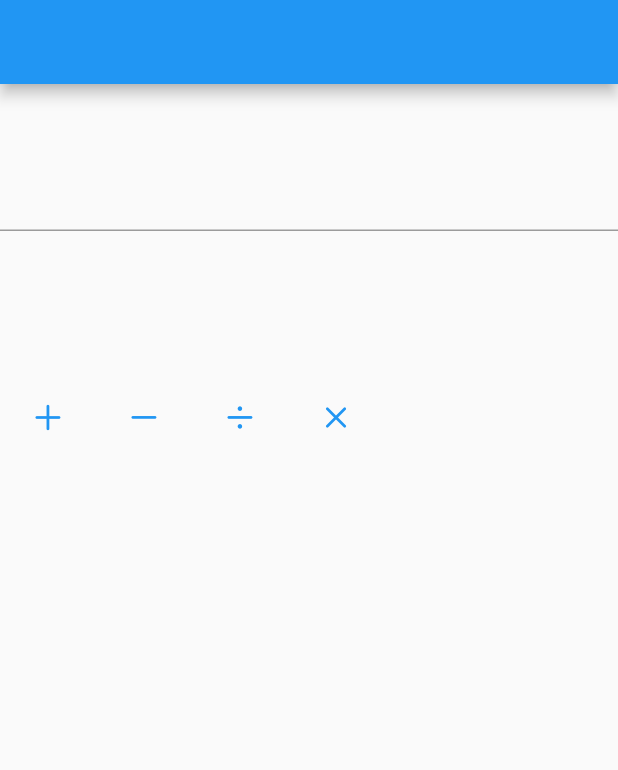
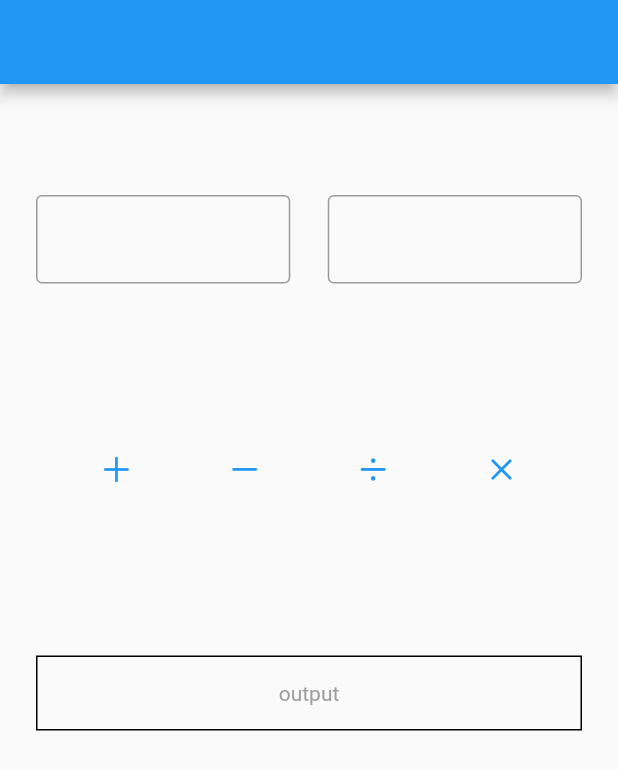
Before and after one commit to Antara2020/calculator, a Flutter app: the screen it shows after launch, on a phone screen of 412 x 824 dp. Shown: the top 770 px of the screen. Run offline on Flutter 3.47's test engine with Material 2 defaults, Android fonts, the phone set to English and light mode, and no system bars.

Commit message:
calculator complete

```diff
--- a/lib/home.dart
+++ b/lib/home.dart
@@ -1,5 +1,6 @@
 import 'package:flutter/cupertino.dart';
 import 'package:flutter/material.dart';
+import 'package:flutter/services.dart';
 
 class Home extends StatefulWidget {
   const Home({Key? key}) : super(key: key);
@@ -17,6 +18,7 @@ class _HomeState extends State<Home> {
     return Scaffold(
       appBar: AppBar(),
       body: Container(
+        padding: EdgeInsets.all(24),
         child: Column(
           children: [
             SizedBox(
@@ -28,10 +30,21 @@ class _HomeState extends State<Home> {
                 Expanded(
                     child: TextFormField(
                   controller: firstController,
+                  decoration: InputDecoration(border: OutlineInputBorder()),
+                  inputFormatters: [
+                    FilteringTextInputFormatter.allow(RegExp('[0-9]'))
+                  ],
                 )),
+                SizedBox(
+                  width: 25,
+                ),
                 Expanded(
                     child: TextFormField(
                   controller: secondController,
+                  decoration: InputDecoration(border: OutlineInputBorder()),
+                  inputFormatters: [
+                    FilteringTextInputFormatter.allow(RegExp('[0-9]'))
+                  ],
                 ))
               ],
             ),
@@ -39,6 +52,7 @@ class _HomeState extends State<Home> {
               height: 100,
             ),
             Row(
+              mainAxisAlignment: MainAxisAlignment.spaceEvenly,
               children: [
                 TextButton(
                     onPressed: () {
@@ -65,7 +79,18 @@ class _HomeState extends State<Home> {
             SizedBox(
               height: 100,
             ),
-            Text(output)
+            Container(
+                height: 50,
+                width: 1000,
+                alignment: Alignment.center,
+                padding: EdgeInsets.symmetric(horizontal: 20),
+                decoration: BoxDecoration(border: Border.all()),
+                child: output.trim().isEmpty
+                    ? Text(
+                        "output",
+                        style: TextStyle(color: Colors.grey),
+                      )
+                    : Text(output))
           ],
         ),
       ),
```
